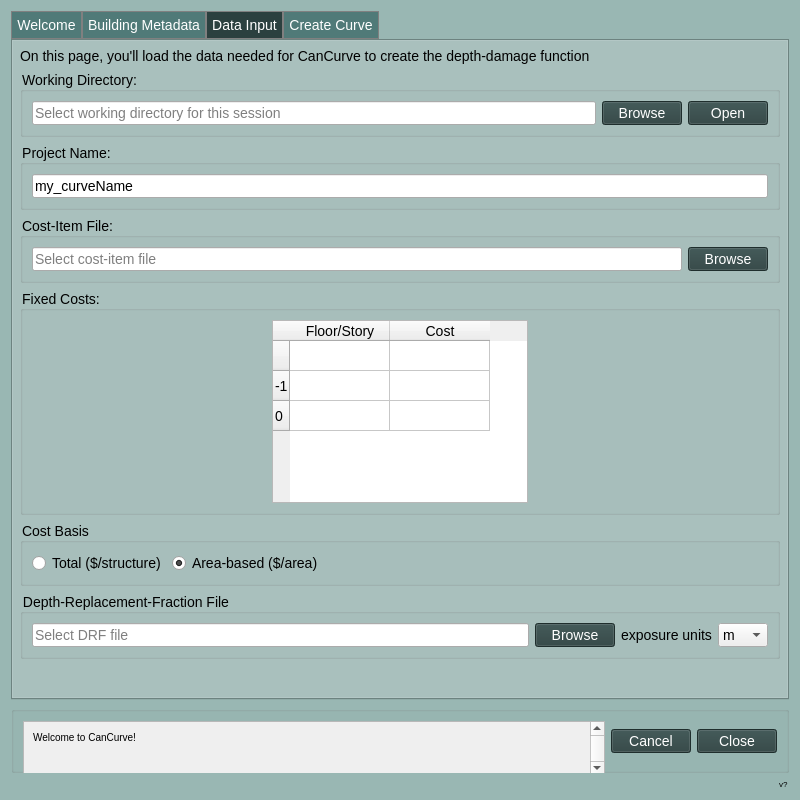
This is cancurve/bldgs/cc_bldgs_dialog.ui in NRCan/CanCurve as Qt 5 draws it before an edit. The edited form follows.
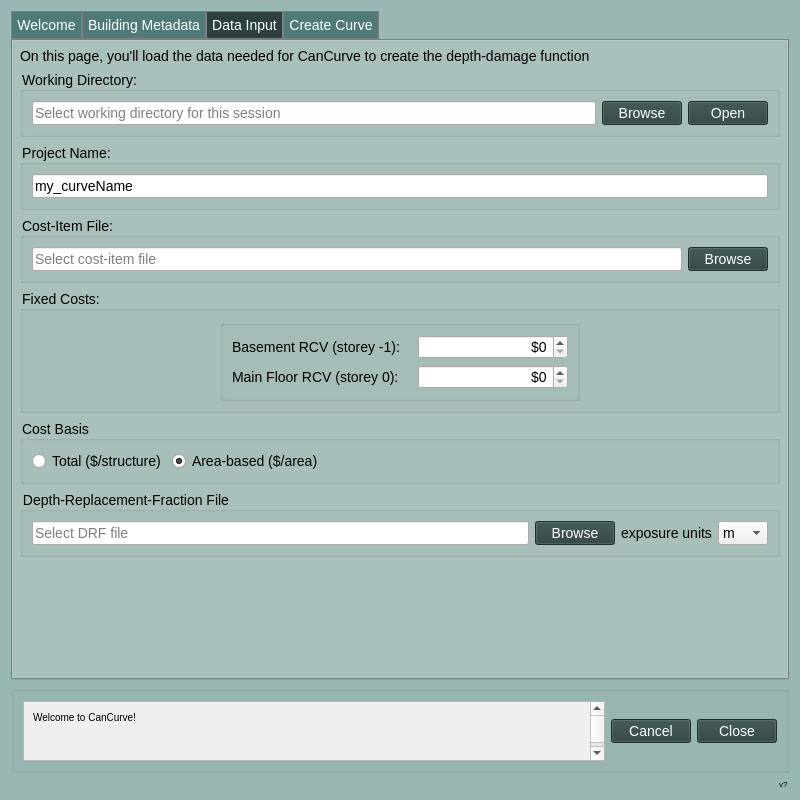
This is the edited form. The open tabs and pages were chosen to show the change. Icons and pictures are not drawn.

What changed in the file:
```diff
--- a/cancurve/bldgs/cc_bldgs_dialog.ui
+++ b/cancurve/bldgs/cc_bldgs_dialog.ui
@@ -813,38 +813,71 @@
          </property>
          <layout class="QVBoxLayout" name="verticalLayout_14">
           <item alignment="Qt::AlignHCenter">
-           <widget class="QTableWidget" name="tableWidget_tab3dataInput_fixedCosts">
-            <attribute name="horizontalHeaderMinimumSectionSize">
-             <number>100</number>
-            </attribute>
-            <attribute name="horizontalHeaderDefaultSectionSize">
-             <number>100</number>
-            </attribute>
-            <row>
-             <property name="text">
-              <string/>
-             </property>
-            </row>
-            <row>
-             <property name="text">
-              <string>-1</string>
-             </property>
-            </row>
-            <row>
-             <property name="text">
-              <string>0</string>
-             </property>
-            </row>
-            <column>
-             <property name="text">
-              <string>Floor/Story</string>
-             </property>
-            </column>
-            <column>
-             <property name="text">
-              <string>Cost</string>
-             </property>
-            </column>
+           <widget class="QGroupBox" name="verticalGroupBox">
+            <layout class="QVBoxLayout" name="verticalLayout_20">
+             <item>
+              <layout class="QFormLayout" name="formLayout">
+               <item row="0" column="0">
+                <widget class="QLabel" name="basementRCVStorey1Label">
+                 <property name="text">
+                  <string>Basement RCV (storey -1):   </string>
+                 </property>
+                </widget>
+               </item>
+               <item row="1" column="0">
+                <widget class="QLabel" name="mainFloorRCVStorey0Label">
+                 <property name="text">
+                  <string>Main Floor RCV (storey 0):</string>
+                 </property>
+                </widget>
+               </item>
+               <item row="0" column="1">
+                <widget class="QDoubleSpinBox" name="doubleSpinBox_tab3dataInput_sm1">
+                 <property name="minimumSize">
+                  <size>
+                   <width>150</width>
+                   <height>0</height>
+                  </size>
+                 </property>
+                 <property name="alignment">
+                  <set>Qt::AlignRight|Qt::AlignTrailing|Qt::AlignVCenter</set>
+                 </property>
+                 <property name="prefix">
+                  <string>$</string>
+                 </property>
+                 <property name="decimals">
+                  <number>0</number>
+                 </property>
+                 <property name="maximum">
+                  <double>9999999.000000000000000</double>
+                 </property>
+                 <property name="singleStep">
+                  <double>1000.000000000000000</double>
+                 </property>
+                </widget>
+               </item>
+               <item row="1" column="1">
+                <widget class="QDoubleSpinBox" name="doubleSpinBox_tab3dataInput_s0">
+                 <property name="alignment">
+                  <set>Qt::AlignRight|Qt::AlignTrailing|Qt::AlignVCenter</set>
+                 </property>
+                 <property name="prefix">
+                  <string>$</string>
+                 </property>
+                 <property name="decimals">
+                  <number>0</number>
+                 </property>
+                 <property name="maximum">
+                  <double>9999999.000000000000000</double>
+                 </property>
+                 <property name="singleStep">
+                  <double>1000.000000000000000</double>
+                 </property>
+                </widget>
+               </item>
+              </layout>
+             </item>
+            </layout>
            </widget>
           </item>
          </layout>
```
Left out of the diff: 12 changed lines with no effect on the pictures.
